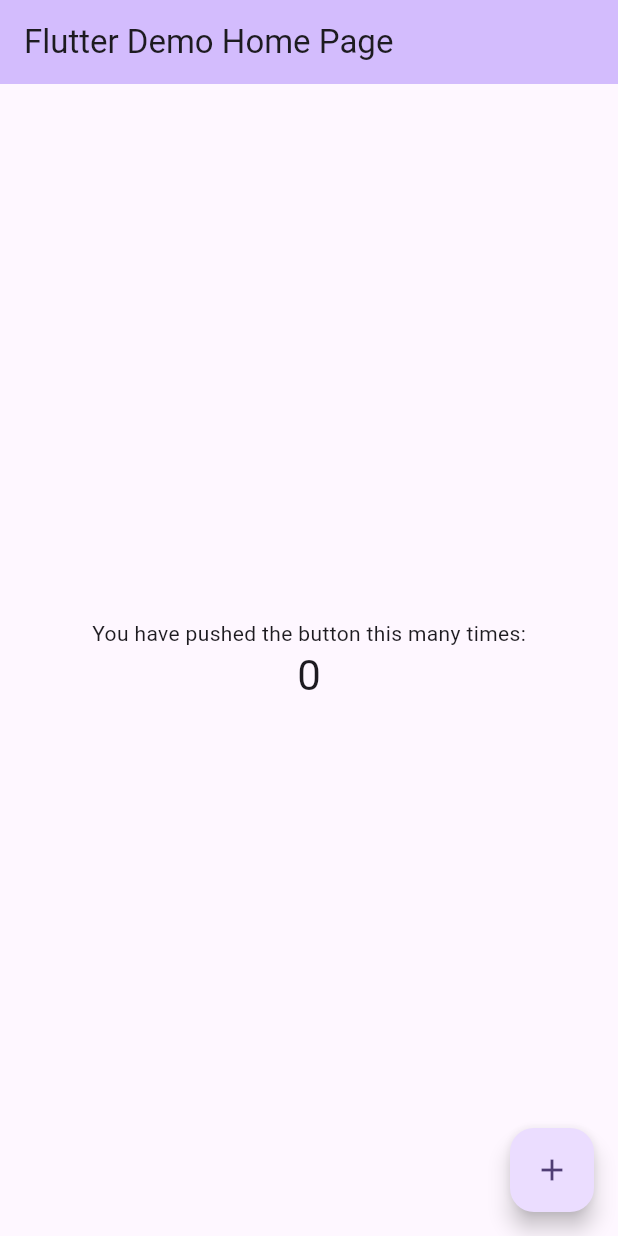
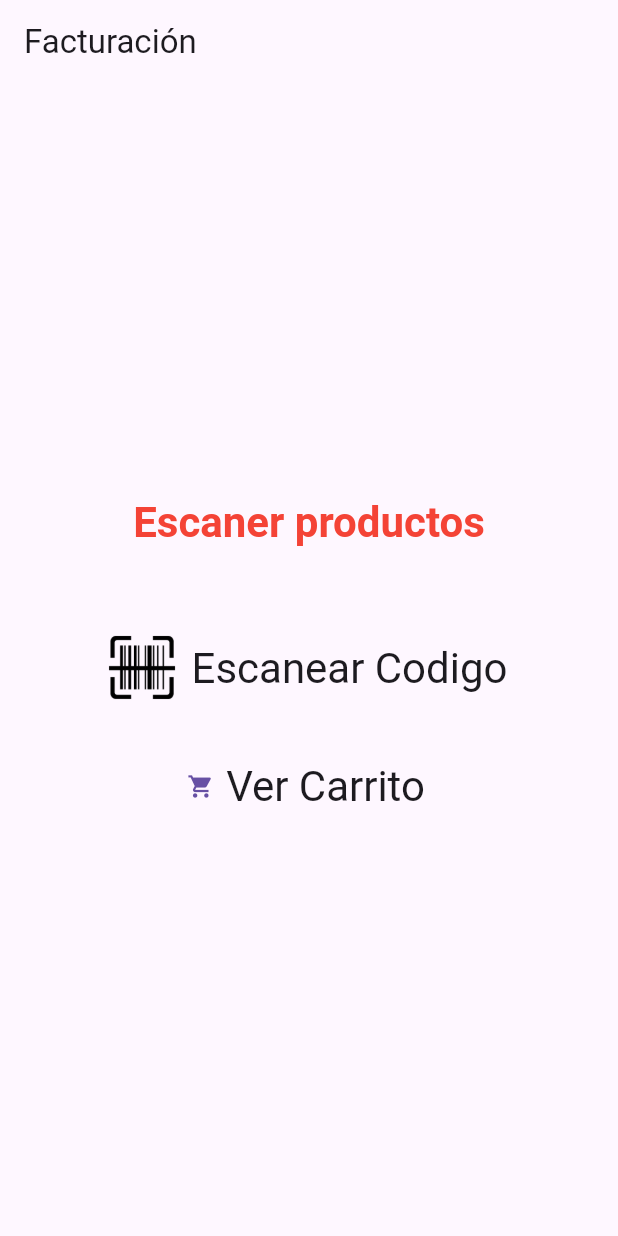
Before and after one commit to NRicardoG/Application, a Flutter app: the screen it shows after launch, on a phone screen of 412 x 824 dp. Run offline on Flutter 3.47's test engine with Material 3 defaults, Android fonts, the phone set to English and light mode, and no system bars; our stand-ins replace get, progress_dialog_null_safe; missing offline and left inert: flutter_barcode_scanner.

Commit message:
lector y carro
Estan los archivos .dart en donde se puede habrir el lector, leer el codigo y hacer el request a la API conectada

```diff
--- /dev/null
+++ b/micro_tech_application/lib/carro_compra/carrito_page.dart
@@ -0,0 +1,38 @@
+// ignore_for_file: unused_local_variable
+
+import 'package:flutter/material.dart';
+import 'package:get/get.dart';
+import 'package:lector_facturacion/carro_compra/carrito_servicio.dart';
+import 'package:progress_dialog_null_safe/progress_dialog_null_safe.dart';
+
+
+class CarritoPage extends StatelessWidget {
+  @override
+  Widget build(BuildContext context) {
+    final CarritoService carritoService = Get.find<CarritoService>();
+
+
+    final ProgressDialog pr = ProgressDialog(context);
+
+    return Scaffold(
+      appBar: AppBar(
+        title: const Text('Carrito de Compras'),
+      ),
+      body: Obx(() {
+        return ListView.builder(
+          itemCount: carritoService.productos.length,
+          itemBuilder: (context, index) {
+            final producto = carritoService.productos[index];
+            return ListTile(
+              title: Text(producto['nombre']),
+              subtitle: Text('Codigo: ${producto['id']}'),
+              leading: CircleAvatar(
+                backgroundImage: NetworkImage(producto['urlImagen']),
+              ),
+            );
+          },
+        );
+      }),
+    );
+  }
+}
--- /dev/null
+++ b/micro_tech_application/lib/escaneo_producto/home_page.dart
@@ -0,0 +1,59 @@
+import 'package:flutter/material.dart';
+import 'package:get/get.dart';
+import 'package:lector_facturacion/carro_compra/carrito_page.dart';
+import 'package:lector_facturacion/escaneo_producto/home_page_controller.dart';
+
+class HomePage extends StatelessWidget {
+  HomePage() {
+    Get.put(HomePageController());
+  }
+
+  @override
+  Widget build(BuildContext context) {
+    return Scaffold(
+      appBar: AppBar(
+        title: const Text('Facturación'),
+      ),
+      body: SizedBox.expand(
+        child: Column(
+          mainAxisAlignment: MainAxisAlignment.center,
+          children: [
+            Text(
+              'Escaner productos',
+              style: Get.textTheme.headlineMedium?.copyWith(fontWeight: FontWeight.bold, color: Colors.red),
+            ),
+            GetBuilder<HomePageController>(
+              builder: (controller) {
+                return Text(
+                  controller.valorCodigoBarras,
+                  style: Get.theme.textTheme.headlineMedium,
+                );
+              },
+            ),
+            SizedBox(height: 10),
+            TextButton.icon(
+              icon: Image.asset(
+                'assets/icon.png',
+                width: 50,
+              ),
+              label: Text(
+                'Escanear Codigo',
+                style: Get.theme.textTheme.headlineMedium,
+              ),
+              onPressed: () => Get.find<HomePageController>().escanearCodigoBarras(context),
+            ),
+            SizedBox(height: 20),
+            TextButton.icon(
+              icon: Icon(Icons.shopping_cart),
+              label: Text(
+                'Ver Carrito',
+                style: Get.theme.textTheme.headlineMedium,
+              ),
+              onPressed: () => Get.to(CarritoPage()),
+            ),
+          ],
+        ),
+      ),
+    );
+  }
+}
--- a/micro_tech_application/lib/main.dart
+++ b/micro_tech_application/lib/main.dart
@@ -1,125 +1,24 @@
 import 'package:flutter/material.dart';
+import 'package:get/get.dart';
+import 'package:lector_facturacion/carro_compra/carrito_servicio.dart';
+import 'package:lector_facturacion/escaneo_producto/home_page.dart';
+
+
 
 void main() {
-  runApp(const MyApp());
+  Get.put(CarritoService()); // Registramos el servicio del carrito
+  runApp(MyApp());
 }
 
 class MyApp extends StatelessWidget {
-  const MyApp({super.key});
-
-  // This widget is the root of your application.
   @override
   Widget build(BuildContext context) {
-    return MaterialApp(
+    return GetMaterialApp(
       title: 'Flutter Demo',
       theme: ThemeData(
-        // This is the theme of your application.
-        //
-        // TRY THIS: Try running your application with "flutter run". You'll see
-        // the application has a purple toolbar. Then, without quitting the app,
-        // try changing the seedColor in the colorScheme below to Colors.green
-        // and then invoke "hot reload" (save your changes or press the "hot
-        // reload" button in a Flutter-supported IDE, or press "r" if you used
-        // the command line to start the app).
-        //
-        // Notice that the counter didn't reset back to zero; the application
-        // state is not lost during the reload. To reset the state, use hot
-        // restart instead.
-        //
-        // This works for code too, not just values: Most code changes can be
-        // tested with just a hot reload.
-        colorScheme: ColorScheme.fromSeed(seedColor: Colors.deepPurple),
-        useMaterial3: true,
+        primarySwatch: Colors.blue,
       ),
-      home: const MyHomePage(title: 'Flutter Demo Home Page'),
+      home: HomePage(),
     );
   }
 }
-
-class MyHomePage extends StatefulWidget {
-  const MyHomePage({super.key, required this.title});
-
-  // This widget is the home page of your application. It is stateful, meaning
-  // that it has a State object (defined below) that contains fields that affect
-  // how it looks.
-
-  // This class is the configuration for the state. It holds the values (in this
-  // case the title) provided by the parent (in this case the App widget) and
-  // used by the build method of the State. Fields in a Widget subclass are
-  // always marked "final".
-
-  final String title;
-
-  @override
-  State<MyHomePage> createState() => _MyHomePageState();
-}
-
-class _MyHomePageState extends State<MyHomePage> {
-  int _counter = 0;
-
-  void _incrementCounter() {
-    setState(() {
-      // This call to setState tells the Flutter framework that something has
-      // changed in this State, which causes it to rerun the build method below
-      // so that the display can reflect the updated values. If we changed
-      // _counter without calling setState(), then the build method would not be
-      // called again, and so nothing would appear to happen.
-      _counter++;
-    });
-  }
-
-  @override
-  Widget build(BuildContext context) {
-    // This method is rerun every time setState is called, for instance as done
-    // by the _incrementCounter method above.
-    //
-    // The Flutter framework has been optimized to make rerunning build methods
-    // fast, so that you can just rebuild anything that needs updating rather
-    // than having to individually change instances of widgets.
-    return Scaffold(
-      appBar: AppBar(
-        // TRY THIS: Try changing the color here to a specific color (to
-        // Colors.amber, perhaps?) and trigger a hot reload to see the AppBar
-        // change color while the other colors stay the same.
-        backgroundColor: Theme.of(context).colorScheme.inversePrimary,
-        // Here we take the value from the MyHomePage object that was created by
-        // the App.build method, and use it to set our appbar title.
-        title: Text(widget.title),
-      ),
-      body: Center(
-        // Center is a layout widget. It takes a single child and positions it
-        // in the middle of the parent.
-        child: Column(
-          // Column is also a layout widget. It takes a list of children and
-          // arranges them vertically. By default, it sizes itself to fit its
-          // children horizontally, and tries to be as tall as its parent.
-          //
-          // Column has various properties to control how it sizes itself and
-          // how it positions its children. Here we use mainAxisAlignment to
-          // center the children vertically; the main axis here is the vertical
-          // axis because Columns are vertical (the cross axis would be
-          // horizontal).
-          //
-          // TRY THIS: Invoke "debug painting" (choose the "Toggle Debug Paint"
-          // action in the IDE, or press "p" in the console), to see the
-          // wireframe for each widget.
-          mainAxisAlignment: MainAxisAlignment.center,
-          children: <Widget>[
-            const Text(
-              'You have pushed the button this many times:',
-            ),
-            Text(
-              '$_counter',
-              style: Theme.of(context).textTheme.headlineMedium,
-            ),
-          ],
-        ),
-      ),
-      floatingActionButton: FloatingActionButton(
-        onPressed: _incrementCounter,
-        tooltip: 'Increment',
-        child: const Icon(Icons.add),
-      ), // This trailing comma makes auto-formatting nicer for build methods.
-    );
-  }
-}
```
Also changed, not shown: micro_tech_application/lib/carro_compra/carrito_servicio.dart (added, +52 -0 lines), micro_tech_application/lib/escaneo_producto/home_page_controller.dart (added, +26 -0 lines), micro_tech_application/pubspec.yaml (+12 -74 lines), micro_tech_application/assets/icon.png (added), micro_tech_application/lib/carro_compra/carro.dart (deleted), micro_tech_application/lib/escaneo_producto/escaneo.dart (deleted), micro_tech_application/pubspec.lock, 1 other file.
